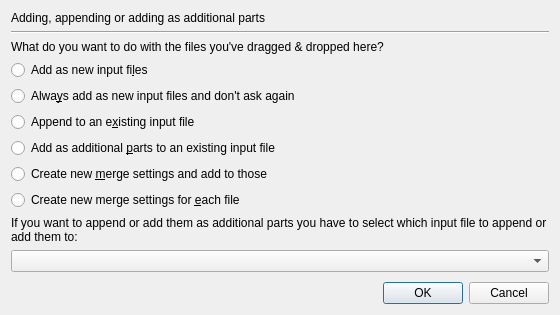
First picture: the form in src/mkvtoolnix-gui/forms/merge/adding_appending_files_dialog.ui, repository jpsdr/MKVToolnix-Windows-7, before the edit.
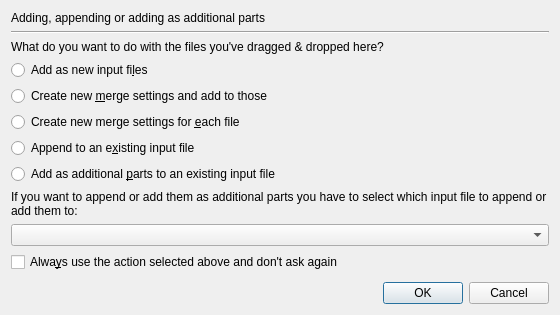
Second picture: the form after the edit.

Commit message:
GUI: merge: more options for »always do XYZ« when dropping files
Now the three actions »add to current settings«, »add all to new
settings« and »add each file its own new settings« can be set to be
always performed without asking the user.

Implements #1388.

What changed in the file:
```diff
--- a/src/mkvtoolnix-gui/forms/merge/adding_appending_files_dialog.ui
+++ b/src/mkvtoolnix-gui/forms/merge/adding_appending_files_dialog.ui
@@ -48,27 +48,6 @@
      </property>
     </widget>
    </item>
-   <item>
-    <widget class="QRadioButton" name="rbAlwaysAdd">
-     <property name="text">
-      <string>Alwa&amp;ys add as new input files and don't ask again</string>
-     </property>
-    </widget>
-   </item>
-   <item>
-    <widget class="QRadioButton" name="rbAppend">
-     <property name="text">
-      <string>Append to an e&amp;xisting input file</string>
-     </property>
-    </widget>
-   </item>
-   <item>
-    <widget class="QRadioButton" name="rbAddAdditionalParts">
-     <property name="text">
-      <string>Add as additional &amp;parts to an existing input file</string>
-     </property>
-    </widget>
-   </item>
    <item>
     <widget class="QRadioButton" name="rbAddToNew">
      <property name="text">
@@ -83,6 +62,20 @@
      </property>
     </widget>
    </item>
+   <item>
+    <widget class="QRadioButton" name="rbAppend">
+     <property name="text">
+      <string>Append to an e&amp;xisting input file</string>
+     </property>
+    </widget>
+   </item>
+   <item>
+    <widget class="QRadioButton" name="rbAddAdditionalParts">
+     <property name="text">
+      <string>Add as additional &amp;parts to an existing input file</string>
+     </property>
+    </widget>
+   </item>
    <item>
     <widget class="QLabel" name="label_3">
      <property name="text">
@@ -96,6 +89,13 @@
    <item>
     <widget class="QComboBox" name="cbFileName"/>
    </item>
+   <item>
+    <widget class="QCheckBox" name="cbAlwaysUseThisDecision">
+     <property name="text">
+      <string>Alwa&amp;ys use the action selected above and don't ask again</string>
+     </property>
+    </widget>
+   </item>
    <item>
     <spacer name="verticalSpacer">
      <property name="orientation">
```
Left out of the diff: 23 changed lines with no effect on the pictures. The commit also changes 9 other files.
